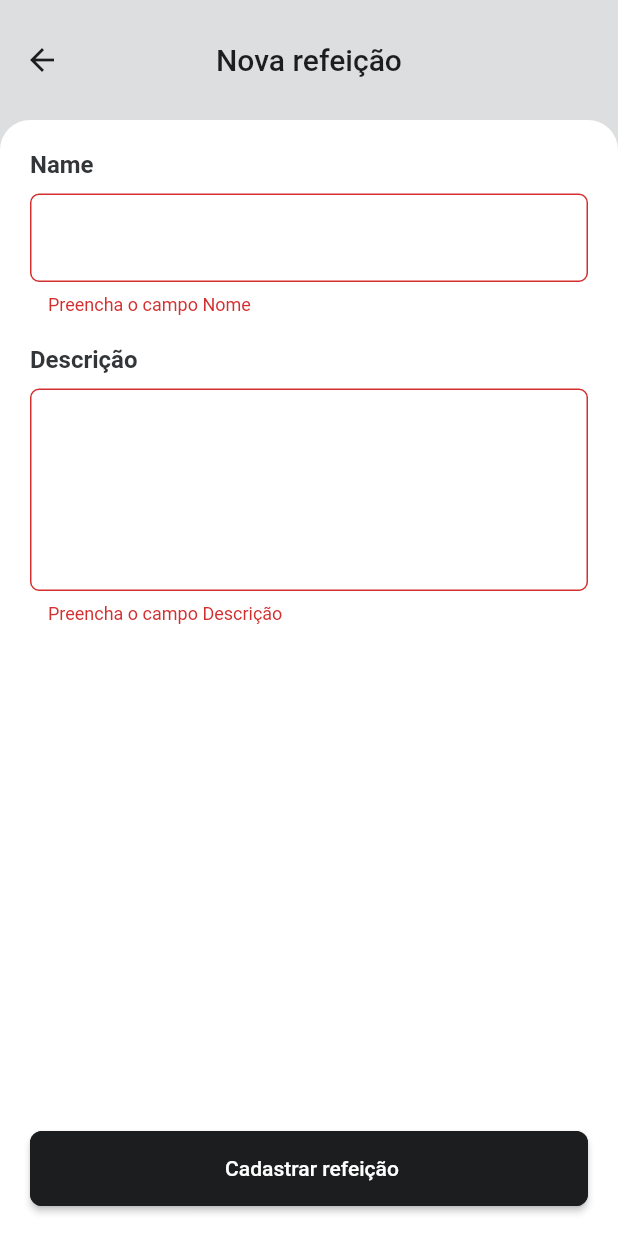
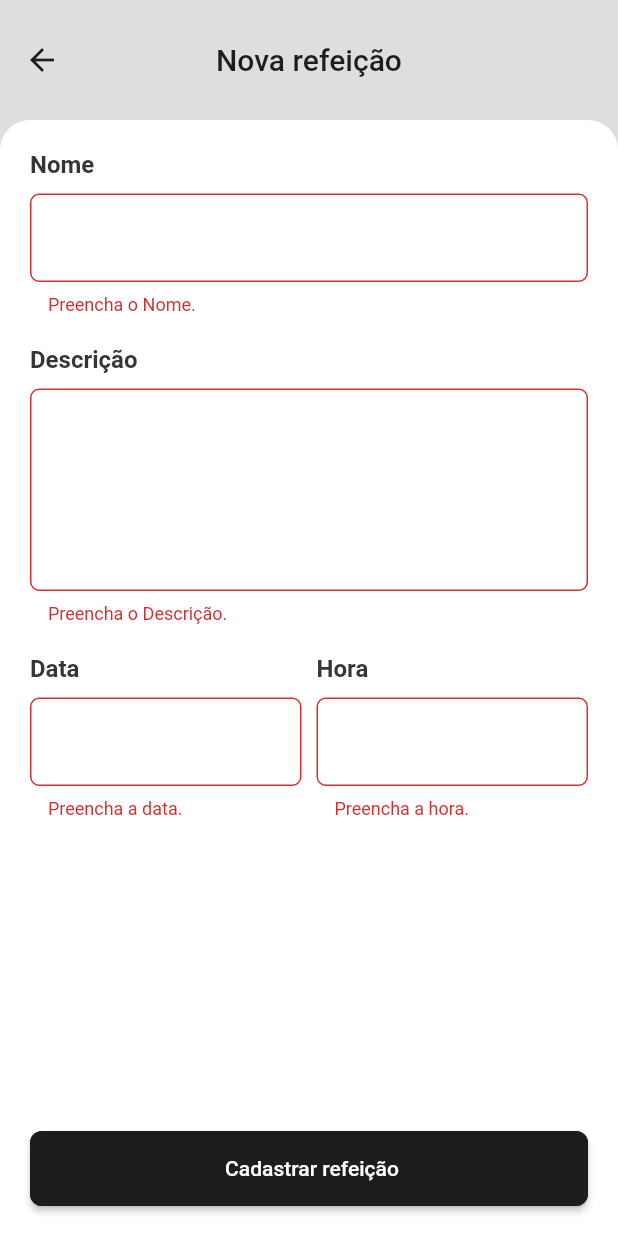
Before and after one commit to Adelblande/daily_diet, a Flutter app: the NewMealPage screen opened by its route, after a tap on "Cadastrar refeição", on a phone screen of 412 x 824 dp. Run offline on Flutter 3.47's test engine with Material 2 defaults, Android fonts, the phone set to English and light mode, and no system bars; our stand-ins replace google_fonts, grouped_list.

Commit message:
InputDate widget and InputTime widget

```diff
--- a/lib/components/input.dart
+++ b/lib/components/input.dart
@@ -5,12 +5,16 @@ class Input extends StatelessWidget {
   final String label;
   final int? maxline;
   final String? Function(String? text)? validator;
+  final String? Function(String? value)? onSaved;
+  final DateTime? Function()? onTap;
 
   const Input({
     Key? key,
     required this.label,
     this.validator,
     this.maxline,
+    this.onTap,
+    this.onSaved,
   }) : super(key: key);
 
   @override
@@ -34,8 +38,9 @@ class Input extends StatelessWidget {
           TextFormField(
             maxLines: maxline ?? 1,
             validator: validator,
+            onSaved: onSaved,
+            onTap: onTap,
             decoration: const InputDecoration(
-              // labelText: label,
               border: OutlineInputBorder(
                 borderRadius: BorderRadius.all(Radius.circular(6)),
               ),
--- /dev/null
+++ b/lib/components/inputDate.dart
@@ -0,0 +1,78 @@
+import 'package:flutter/material.dart';
+import 'package:intl/intl.dart';
+
+import '../themes/colors.dart';
+
+class InputDate extends StatefulWidget {
+  final String label;
+  final String? Function(String? value)? validator;
+  final String? Function(String? value)? onSaved;
+  final void Function()? onTap;
+
+  const InputDate({
+    Key? key,
+    required this.label,
+    this.validator,
+    this.onSaved,
+    this.onTap,
+  }) : super(key: key);
+
+  @override
+  State<InputDate> createState() => _InputDateState();
+}
+
+class _InputDateState extends State<InputDate> {
+  DateTime initialDate = DateTime.now();
+  DateTime firstDate = DateTime(DateTime.now().year - 1);
+  DateTime lastDate = DateTime(DateTime.now().year + 1);
+  TextEditingController picked = TextEditingController();
+
+  Future pickDate(BuildContext context) async {
+    FocusScope.of(context).requestFocus(FocusNode());
+    final date = await showDatePicker(
+      context: context,
+      initialDate: initialDate,
+      firstDate: firstDate,
+      lastDate: lastDate,
+      // locale: Locale('pt', 'BR'),
+    );
+
+    if (date != null) {
+      picked.text = DateFormat('dd/MM/yyyy').format(date);
+    }
+  }
+
+  @override
+  Widget build(BuildContext context) {
+    return Padding(
+      padding: const EdgeInsets.only(bottom: 20),
+      child: Column(
+        mainAxisAlignment: MainAxisAlignment.start,
+        crossAxisAlignment: CrossAxisAlignment.start,
+        children: [
+          Text(
+            widget.label,
+            textAlign: TextAlign.start,
+            style: const TextStyle(
+              color: AppColors.gray2,
+              fontSize: 16,
+              fontWeight: FontWeight.bold,
+            ),
+          ),
+          const SizedBox(height: 10),
+          TextFormField(
+            validator: widget.validator,
+            controller: picked,
+            onTap: () => pickDate(context),
+            onSaved: widget.onSaved,
+            decoration: const InputDecoration(
+              border: OutlineInputBorder(
+                borderRadius: BorderRadius.all(Radius.circular(6)),
+              ),
+            ),
+          ),
+        ],
+      ),
+    );
+  }
+}
--- /dev/null
+++ b/lib/components/inputTime.dart
@@ -0,0 +1,81 @@
+import 'package:flutter/material.dart';
+
+import '../themes/colors.dart';
+
+class InputTime extends StatefulWidget {
+  final String label;
+  final String? Function(String? value)? validator;
+  final String Function(String? value)? onSaved;
+  final void Function()? onTap;
+
+  const InputTime({
+    Key? key,
+    required this.label,
+    this.validator,
+    this.onSaved,
+    this.onTap,
+  }) : super(key: key);
+
+  @override
+  State<InputTime> createState() => _InputTimeState();
+}
+
+class _InputTimeState extends State<InputTime> {
+  TextEditingController picked = TextEditingController();
+
+  Future pickTime(BuildContext context) async {
+    FocusScope.of(context).requestFocus(FocusNode());
+    final time = await showTimePicker(
+      context: context,
+      initialTime: TimeOfDay(
+        hour: TimeOfDay.now().hour,
+        minute: TimeOfDay.now().minute,
+      ),
+      builder: (BuildContext context, Widget? child) {
+        return MediaQuery(
+          data: MediaQuery.of(context).copyWith(alwaysUse24HourFormat: true),
+          child: child!,
+        );
+      },
+    );
+
+    if (time != null) {
+      picked.text =
+          "${time.hour.toString().padLeft(2, '0')}:${time.minute.toString().padLeft(2, '0')}";
+    }
+  }
+
+  @override
+  Widget build(BuildContext context) {
+    return Padding(
+      padding: const EdgeInsets.only(bottom: 20),
+      child: Column(
+        mainAxisAlignment: MainAxisAlignment.start,
+        crossAxisAlignment: CrossAxisAlignment.start,
+        children: [
+          Text(
+            widget.label,
+            textAlign: TextAlign.start,
+            style: const TextStyle(
+              color: AppColors.gray2,
+              fontSize: 16,
+              fontWeight: FontWeight.bold,
+            ),
+          ),
+          const SizedBox(height: 10),
+          TextFormField(
+            validator: widget.validator,
+            controller: picked,
+            onTap: () => pickTime(context),
+            onSaved: widget.onSaved,
+            decoration: const InputDecoration(
+              border: OutlineInputBorder(
+                borderRadius: BorderRadius.all(Radius.circular(6)),
+              ),
+            ),
+          ),
+        ],
+      ),
+    );
+  }
+}
--- a/lib/pages/new_meal_page.dart
+++ b/lib/pages/new_meal_page.dart
@@ -1,4 +1,6 @@
 import 'package:daily_diet/components/input.dart';
+import 'package:daily_diet/components/inputDate.dart';
+import 'package:daily_diet/components/inputTime.dart';
 import 'package:flutter/material.dart';
 
 import '../components/button.dart';
@@ -12,14 +14,19 @@ class NewMealPage extends StatefulWidget {
 }
 
 class _NewMealPageState extends State<NewMealPage> {
+  final form = GlobalKey<FormState>();
+  final Map<String, String> formData = {};
+
+  handleSend() {
+    final isValid = form.currentState?.validate();
+    if (isValid!) {
+      form.currentState?.save();
+      debugPrint('Form-->$formData');
+    }
+  }
+
   @override
   Widget build(BuildContext context) {
-    final formkey = GlobalKey<FormState>();
-
-    handleSend() {
-      formkey.currentState?.validate();
-    }
-
     return Scaffold(
       backgroundColor: AppColors.gray5,
       appBar: AppBar(
@@ -31,8 +38,8 @@ class _NewMealPageState extends State<NewMealPage> {
         toolbarHeight: 80,
       ),
       body: Form(
-        key: formkey,
-        autovalidateMode: AutovalidateMode.always,
+        key: form,
+        autovalidateMode: AutovalidateMode.onUserInteraction,
         child: Column(
           children: [
             Expanded(
@@ -47,22 +54,51 @@ class _NewMealPageState extends State<NewMealPage> {
                     topRight: Radius.circular(20),
                   ),
                 ),
+                child: SingleChildScrollView(
                   child: Column(
                     children: [
                       Input(
-                      label: "Name",
+                        label: "Nome",
                         validator: (text) => text == null || text.isEmpty
-                          ? "Preencha o campo Nome"
+                            ? "Preencha o Nome."
                             : null,
+                        onSaved: (value) => formData['name'] = value!,
                       ),
                       Input(
                         label: "Descrição",
                         maxline: 5,
                         validator: (text) => text == null || text.isEmpty
-                          ? "Preencha o campo Descrição"
+                            ? "Preencha o Descrição."
                             : null,
+                        onSaved: (value) => formData['description'] = value!,
+                      ),
+                      Row(
+                        mainAxisAlignment: MainAxisAlignment.spaceBetween,
+                        children: [
+                          SizedBox(
+                            width: (MediaQuery.of(context).size.width - 50) / 2,
+                            child: InputDate(
+                              label: "Data",
+                              validator: (text) => text == null || text.isEmpty
+                                  ? "Preencha a data."
+                                  : null,
+                              onSaved: (value) => formData['date'] = value!,
+                            ),
+                          ),
+                          SizedBox(
+                            width: (MediaQuery.of(context).size.width - 50) / 2,
+                            child: InputTime(
+                              label: "Hora",
+                              validator: (text) => text == null || text.isEmpty
+                                  ? "Preencha a hora."
+                                  : null,
+                              onSaved: (value) => formData['time'] = value!,
+                            ),
                           ),
                         ],
+                      )
+                    ],
+                  ),
                 ),
               ),
             ),
```
Lines whose indentation alone changed are shown as unchanged.
